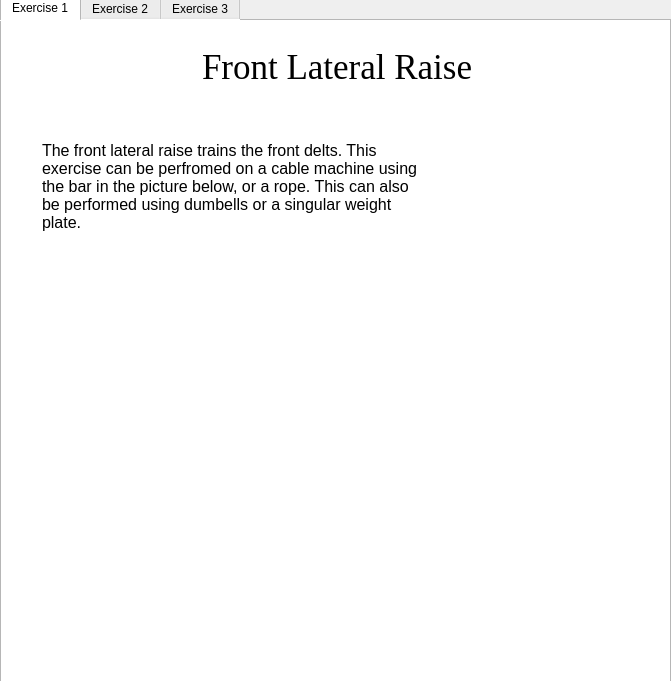
Qt form shoulders_widget.ui (RyanH-007/Computer-Science-NEW) before a commit.
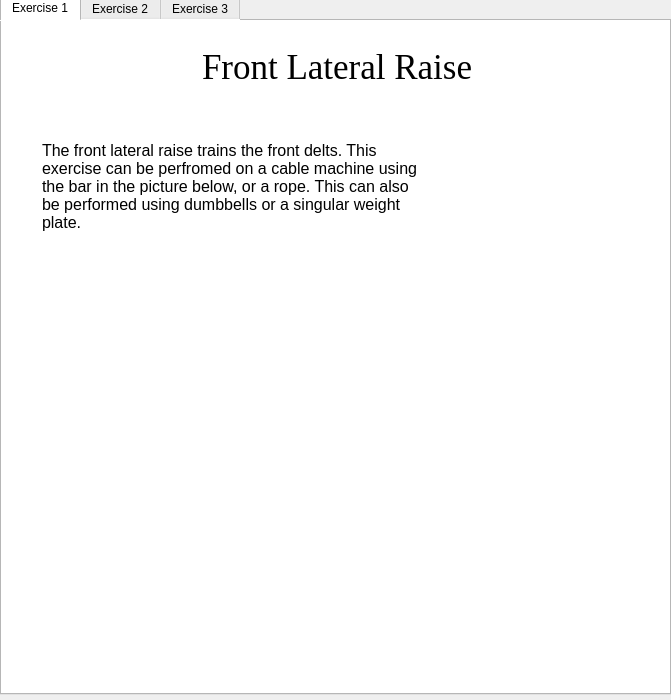
The same form after that commit. The open tabs and pages were chosen to show the change. Icons and pictures are not drawn.

```diff
--- a/shoulders_widget.ui
+++ b/shoulders_widget.ui
@@ -7,9 +7,21 @@
     <x>0</x>
     <y>0</y>
     <width>671</width>
-    <height>681</height>
+    <height>700</height>
    </rect>
   </property>
+  <property name="minimumSize">
+   <size>
+    <width>671</width>
+    <height>700</height>
+   </size>
+  </property>
+  <property name="maximumSize">
+   <size>
+    <width>671</width>
+    <height>16777215</height>
+   </size>
+  </property>
   <property name="windowTitle">
    <string/>
   </property>
@@ -78,7 +90,7 @@
       </font>
      </property>
      <property name="text">
-      <string>The front lateral raise trains the front delts. This exercise can be perfromed on a cable machine using the bar in the picture below, or a rope. This can also be performed using dumbells or a singular weight plate.</string>
+      <string>The front lateral raise trains the front delts. This exercise can be perfromed on a cable machine using the bar in the picture below, or a rope. This can also be performed using dumbbells or a singular weight plate.</string>
      </property>
      <property name="alignment">
       <set>Qt::AlignLeading|Qt::AlignLeft|Qt::AlignTop</set>
```
Left out of the diff: 4 changed lines with no effect on the pictures.
